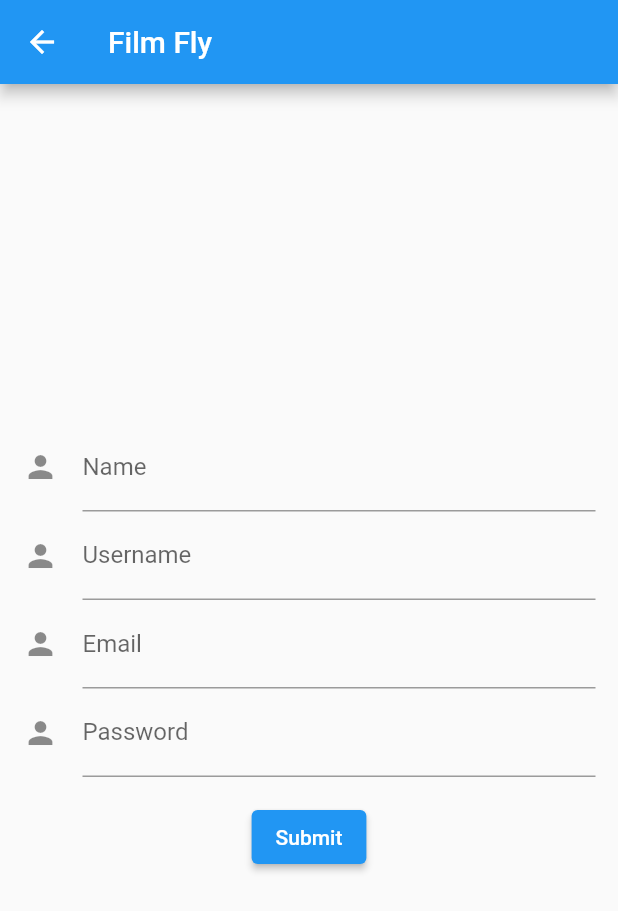
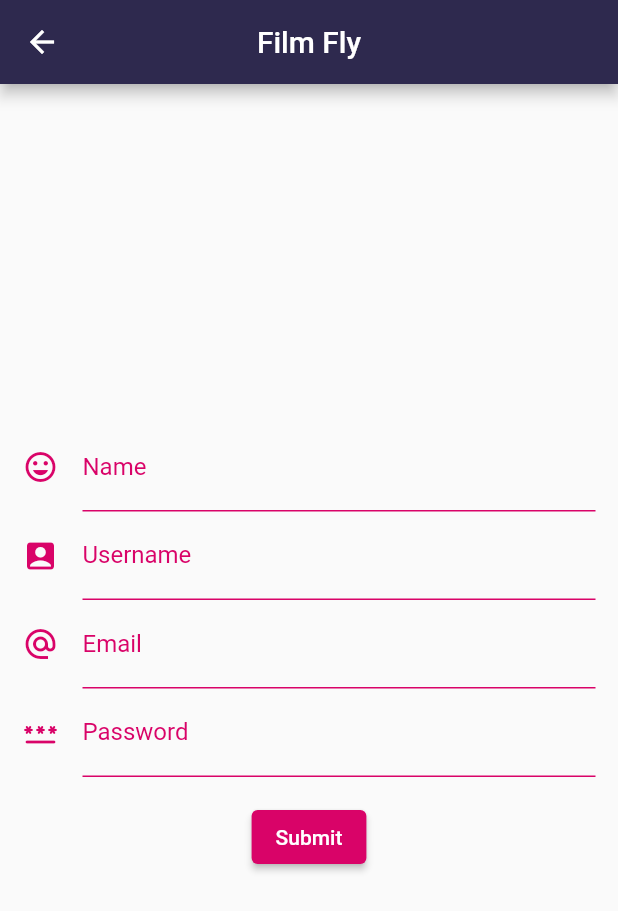
Before and after one commit to OlliePatty/filmfly, a Flutter app: the screen it shows after launch, after a tap on "Sign Up", on a phone screen of 412 x 824 dp. Shown: the top 911 px of the screen. Run offline on Flutter 3.47's test engine with Material 2 defaults, Android fonts, the light colour scheme and no system bars; our stand-ins replace swipe_to; network calls fail.

Commit message:
will update styling of text fields and buttons in app

```diff
--- a/lib/home_page.dart
+++ b/lib/home_page.dart
@@ -134,10 +134,10 @@ class _HomePageState extends State<HomePage> {
             ),
             persistentFooterButtons: [
               ElevatedButton(onPressed: () {
-              }, child: const Text('Dislike'),),
+              }, style: ElevatedButton.styleFrom(backgroundColor: const Color.fromARGB(255, 217, 3, 104)), child: const Text('Dislike'),),
               ElevatedButton(onPressed: () {
               patchUserWatchlist(widget.userId, recommendations[index]);
-              }, child: const Text('Like'),),
+              }, style: ElevatedButton.styleFrom(backgroundColor: const Color.fromARGB(255, 217, 3, 104)), child: const Text('Like'),),
             ],
             persistentFooterAlignment: AlignmentDirectional.bottomCenter,
     );
--- a/lib/main.dart
+++ b/lib/main.dart
@@ -30,6 +30,8 @@ class FirstPage extends StatelessWidget {
     return Scaffold(
       appBar: AppBar(
         title: const Text('Film Fly'),
+        centerTitle: true,
+        backgroundColor: const Color.fromARGB(255, 46, 41, 78)
       ),
       body: Center(
         child: Column(
@@ -44,6 +46,7 @@ class FirstPage extends StatelessWidget {
                   ),
                 );
               },
+              style: ElevatedButton.styleFrom(backgroundColor: const Color.fromARGB(255, 217, 3, 104)),
               child: const Text('Login'),
             ),
             ElevatedButton(
@@ -55,6 +58,7 @@ class FirstPage extends StatelessWidget {
                   ),
                 );
               },
+              style: ElevatedButton.styleFrom(backgroundColor: const Color.fromARGB(255, 217, 3, 104)),
               child: const Text('Sign Up'),
             ),
           ],
--- a/lib/profile_page.dart
+++ b/lib/profile_page.dart
@@ -23,6 +23,7 @@ class _ProfilePageState extends State<ProfilePage> {
           mainAxisAlignment: MainAxisAlignment.center,
           children: <Widget>[
             ElevatedButton(
+              style: ElevatedButton.styleFrom(backgroundColor: const Color.fromARGB(255, 217, 3, 104)),
               child: const Text('Reset Preferences'),
               onPressed: () {
                 print(widget.userId);
@@ -36,6 +37,7 @@ class _ProfilePageState extends State<ProfilePage> {
               },
             ),
             ElevatedButton(
+              style: ElevatedButton.styleFrom(backgroundColor: const Color.fromARGB(255, 217, 3, 104)),
               child: const Text('Log Out'),
               onPressed: () {
                 Navigator.push(
--- a/lib/signup_page.dart
+++ b/lib/signup_page.dart
@@ -32,6 +32,8 @@ class _SignUpState extends State<SignUp> {
     return Scaffold(
       appBar: AppBar(
         title: const Text('Film Fly'),
+        centerTitle: true,
+        backgroundColor: const Color.fromARGB(255, 46, 41, 78)
       ),
       body: Form(
         key: _formKey,
@@ -48,10 +50,14 @@ class _SignUpState extends State<SignUp> {
                   }
                   return null;
                 },
+                cursorColor: Color.fromARGB(255, 217, 3, 104),
                 decoration: const InputDecoration(
-                  icon: Icon(Icons.person),
+                  icon: Icon(Icons.tag_faces, color: Color.fromARGB(255, 217, 3, 104)),
                   hintText: 'What is your name?',
                   labelText: 'Name',
+                  labelStyle: TextStyle(color: Color.fromARGB(255, 217, 3, 104)),
+                  enabledBorder: UnderlineInputBorder(borderSide: BorderSide(color: Color.fromARGB(255, 217, 3, 104))),
+                  focusedBorder: UnderlineInputBorder(borderSide: BorderSide(color: Color.fromARGB(255, 217, 3, 104))),
                 ),
               ),
               TextFormField(
@@ -62,10 +68,14 @@ class _SignUpState extends State<SignUp> {
                   }
                   return null;
                 },
+                cursorColor: Color.fromARGB(255, 217, 3, 104),
                 decoration: const InputDecoration(
-                  icon: Icon(Icons.person),
+                  icon: Icon(Icons.account_box_rounded, color: Color.fromARGB(255, 217, 3, 104)),
                   hintText: 'What is your username?',
                   labelText: 'Username',
+                  labelStyle: TextStyle(color: Color.fromARGB(255, 217, 3, 104)),
+                  enabledBorder: UnderlineInputBorder(borderSide: BorderSide(color: Color.fromARGB(255, 217, 3, 104))),
+                  focusedBorder: UnderlineInputBorder(borderSide: BorderSide(color: Color.fromARGB(255, 217, 3, 104))),
                 ),
               ),
               TextFormField(
@@ -76,10 +86,14 @@ class _SignUpState extends State<SignUp> {
                   }
                   return null;
                 },
+                cursorColor: Color.fromARGB(255, 217, 3, 104),
                 decoration: const InputDecoration(
-                  icon: Icon(Icons.person),
+                  icon: Icon(Icons.alternate_email, color: Color.fromARGB(255, 217, 3, 104)),
                   hintText: 'What is your email?',
                   labelText: 'Email',
+                  labelStyle: TextStyle(color: Color.fromARGB(255, 217, 3, 104)),
+                  enabledBorder: UnderlineInputBorder(borderSide: BorderSide(color: Color.fromARGB(255, 217, 3, 104))),
+                  focusedBorder: UnderlineInputBorder(borderSide: BorderSide(color: Color.fromARGB(255, 217, 3, 104))),
                 ),
               ),
               TextFormField(
@@ -93,10 +107,14 @@ class _SignUpState extends State<SignUp> {
                   }
                   return null;
                 },
+                cursorColor: Color.fromARGB(255, 217, 3, 104),
                 decoration: const InputDecoration(
-                  icon: Icon(Icons.person),
+                  icon: Icon(Icons.password_rounded, color: Color.fromARGB(255, 217, 3, 104)),
                   hintText: 'What is your password?',
                   labelText: 'Password',
+                  labelStyle: TextStyle(color: Color.fromARGB(255, 217, 3, 104)),
+                  enabledBorder: UnderlineInputBorder(borderSide: BorderSide(color: Color.fromARGB(255, 217, 3, 104))),
+                  focusedBorder: UnderlineInputBorder(borderSide: BorderSide(color: Color.fromARGB(255, 217, 3, 104))),
                 ),
               ),
               Padding(
@@ -124,6 +142,7 @@ class _SignUpState extends State<SignUp> {
                       );
                     }
                   },
+                  style: ElevatedButton.styleFrom(backgroundColor: const Color.fromARGB(255, 217, 3, 104)),
                   child: const Text('Submit'),
                 ),
               ),
```
Also changed, not shown: lib/login_page.dart (+15 -3 lines).
